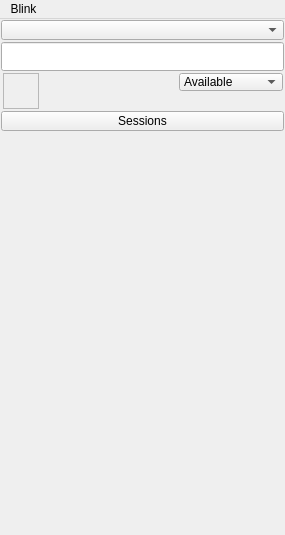
This is resources/blink.ui in pol51/blink-qt as Qt 5 draws it before an edit. The edited form follows.
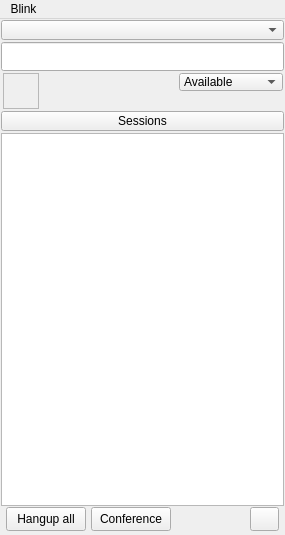
This is the edited form. The open tabs and pages were chosen to show the change. Icons and pictures are not drawn. Custom widgets are drawn as their Qt base class.

Commit message:
Added sessions panel
Ignore-this: c62cb5e95e85f977e8c7077ebcdeeacc

darcs-hash:20100401150010-b22ec-b80d8bceda6e425408c0efe9ea3a0c08c87bdb12

The edit to the form file:
```diff
--- a/resources/blink.ui
+++ b/resources/blink.ui
@@ -644,7 +644,122 @@
         </item>
        </layout>
       </widget>
-      <widget class="QWidget" name="sessions_panel"/>
+      <widget class="QWidget" name="sessions_panel">
+       <layout class="QVBoxLayout" name="verticalLayout_2">
+        <property name="spacing">
+         <number>0</number>
+        </property>
+        <property name="margin">
+         <number>0</number>
+        </property>
+        <item>
+         <widget class="QListView" name="session_list"/>
+        </item>
+        <item>
+         <layout class="QHBoxLayout" name="session_buttons_layout">
+          <property name="spacing">
+           <number>5</number>
+          </property>
+          <property name="leftMargin">
+           <number>5</number>
+          </property>
+          <property name="topMargin">
+           <number>1</number>
+          </property>
+          <property name="rightMargin">
+           <number>5</number>
+          </property>
+          <property name="bottomMargin">
+           <number>3</number>
+          </property>
+          <item>
+           <widget class="QPushButton" name="hangup_all">
+            <property name="minimumSize">
+             <size>
+              <width>0</width>
+              <height>24</height>
+             </size>
+            </property>
+            <property name="maximumSize">
+             <size>
+              <width>16777215</width>
+              <height>24</height>
+             </size>
+            </property>
+            <property name="focusPolicy">
+             <enum>Qt::TabFocus</enum>
+            </property>
+            <property name="text">
+             <string>Hangup all</string>
+            </property>
+           </widget>
+          </item>
+          <item>
+           <widget class="QPushButton" name="conference">
+            <property name="minimumSize">
+             <size>
+              <width>0</width>
+              <height>24</height>
+             </size>
+            </property>
+            <property name="maximumSize">
+             <size>
+              <width>16777215</width>
+              <height>24</height>
+             </size>
+            </property>
+            <property name="focusPolicy">
+             <enum>Qt::TabFocus</enum>
+            </property>
+            <property name="text">
+             <string>Conference</string>
+            </property>
+           </widget>
+          </item>
+          <item>
+           <spacer name="session_buttons_spacer">
+            <property name="orientation">
+             <enum>Qt::Horizontal</enum>
+            </property>
+            <property name="sizeHint" stdset="0">
+             <size>
+              <width>40</width>
+              <height>20</height>
+             </size>
+            </property>
+           </spacer>
+          </item>
+          <item>
+           <widget class="QToolButton" name="mute">
+            <property name="minimumSize">
+             <size>
+              <width>29</width>
+              <height>24</height>
+             </size>
+            </property>
+            <property name="maximumSize">
+             <size>
+              <width>29</width>
+              <height>24</height>
+             </size>
+            </property>
+            <property name="text">
+             <string/>
+            </property>
+            <property name="icon">
+             <iconset>
+              <normaloff>icons/mic-on.png</normaloff>
+              <normalon>icons/mic-off.png</normalon>icons/mic-on.png</iconset>
+            </property>
+            <property name="checkable">
+             <bool>true</bool>
+            </property>
+           </widget>
+          </item>
+         </layout>
+        </item>
+       </layout>
+      </widget>
      </widget>
     </item>
    </layout>
```
Left out of the diff: 4 changed lines with no effect on the pictures. The commit also changes 3 other files.
